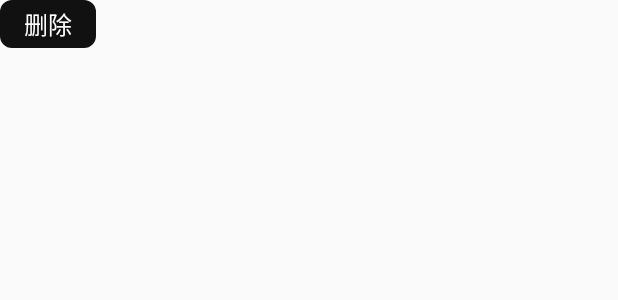
After one commit to csming1995/hundredpercent, an Android app: the layout popup_delete.xml on its own in the app's theme, with its tools: preview values and no code run, on a phone screen of 412 x 824 dp. The commit adds this screen. Shown: the top 300 px of the screen. Run offline under Robolectric (Android 15) with nearby library versions, the phone set to English and light mode, and no system bars.

Commit message:
增加事项删除逻辑

```diff
--- a/app/src/main/java/com/csming/percent/data/dao/RecordDao.java
+++ b/app/src/main/java/com/csming/percent/data/dao/RecordDao.java
@@ -20,4 +20,7 @@ public interface RecordDao {
 
     @Query("SELECT count(id) FROM records")
     int getCount();
+
+    @Query("DELETE FROM records WHERE id = :recordId")
+    void deleteByRecordId(int recordId);
 }
--- a/app/src/main/java/com/csming/percent/record/viewmodel/RecordsViewModel.kt
+++ b/app/src/main/java/com/csming/percent/record/viewmodel/RecordsViewModel.kt
@@ -37,4 +37,8 @@ class RecordsViewModel @Inject constructor(
         return recordRepository.getRecords(mPlanId)
     }
 
+    fun delete(record: Record) {
+        recordRepository.delete(record)
+    }
+
 }
--- a/app/src/main/java/com/csming/percent/repository/RecordRepository.kt
+++ b/app/src/main/java/com/csming/percent/repository/RecordRepository.kt
@@ -13,4 +13,6 @@ interface RecordRepository {
     fun getRecords(planId: Int): LiveData<List<Record>>
 
     fun getOrder(planId: Int): Int
+
+    fun delete(record: Record)
 }
--- a/app/src/main/java/com/csming/percent/repository/impl/RecordRepositoryImpl.kt
+++ b/app/src/main/java/com/csming/percent/repository/impl/RecordRepositoryImpl.kt
@@ -28,5 +28,8 @@ class RecordRepositoryImpl @Inject constructor(
         return plan.count
     }
 
+    override fun delete(record: Record) {
+        recordDao.deleteByRecordId(record.id)
+    }
 
 }
--- /dev/null
+++ b/app/src/main/res/drawable/background_popup.xml
@@ -0,0 +1,13 @@
+<?xml version="1.0" encoding="utf-8"?>
+<shape xmlns:android="http://schemas.android.com/apk/res/android"
+    android:shape="rectangle">
+
+    <size
+        android:height="32dp"
+        android:width="64dp" />
+
+    <solid android:color="@color/color_111111" />
+
+    <corners android:radius="8dp" />
+
+</shape>
--- a/app/src/main/res/layout/activity_records.xml
+++ b/app/src/main/res/layout/activity_records.xml
@@ -51,8 +51,6 @@
             android:layout_marginEnd="48dp"
             android:layout_marginBottom="16dp"
             android:layout_weight="1"
-            android:clickable="true"
-            android:focusable="true"
             app:cardCornerRadius="12dp"
             app:cardElevation="8dp">
 
--- /dev/null
+++ b/app/src/main/res/layout/popup_delete.xml
@@ -0,0 +1,26 @@
+<?xml version="1.0" encoding="utf-8"?>
+<FrameLayout xmlns:android="http://schemas.android.com/apk/res/android"
+    android:layout_width="64dp"
+    android:layout_height="32dp"
+    android:foreground="?android:attr/selectableItemBackground"
+    android:orientation="horizontal">
+
+    <FrameLayout
+        android:id="@+id/fl_delete"
+        android:layout_width="64dp"
+        android:layout_height="32dp"
+        android:clickable="true"
+        android:focusable="true"
+        android:background="@drawable/background_popup">
+        <TextView
+            android:layout_width="wrap_content"
+            android:layout_height="wrap_content"
+            android:layout_gravity="center"
+            android:layout_weight="1"
+            android:gravity="center"
+            android:text="@string/popup_delete"
+            android:textColor="@color/color_ffffff"
+            android:textSize="16dp" />
+    </FrameLayout>
+
+</FrameLayout>
--- a/app/src/main/res/values/strings.xml
+++ b/app/src/main/res/values/strings.xml
@@ -31,4 +31,6 @@
     <string name="str_loading">正在加载...请耐心等待</string>
     <string name="str_btn_click">再次刷新</string>
     <string name="str_there_has_nothing">这里什么都没有</string>
+
+    <string name="popup_delete">删除</string>
 </resources>
```
Also changed, not shown: app/src/main/java/com/csming/percent/main/MainActivity.java (+31 -0 lines), app/src/main/java/com/csming/percent/main/adapter/PlanListAdapter.java (+19 -0 lines), app/src/main/java/com/csming/percent/main/adapter/RecordListAdapter.java (+21 -1 lines), app/src/main/java/com/csming/percent/record/RecordsActivity.java (+35 -0 lines).
